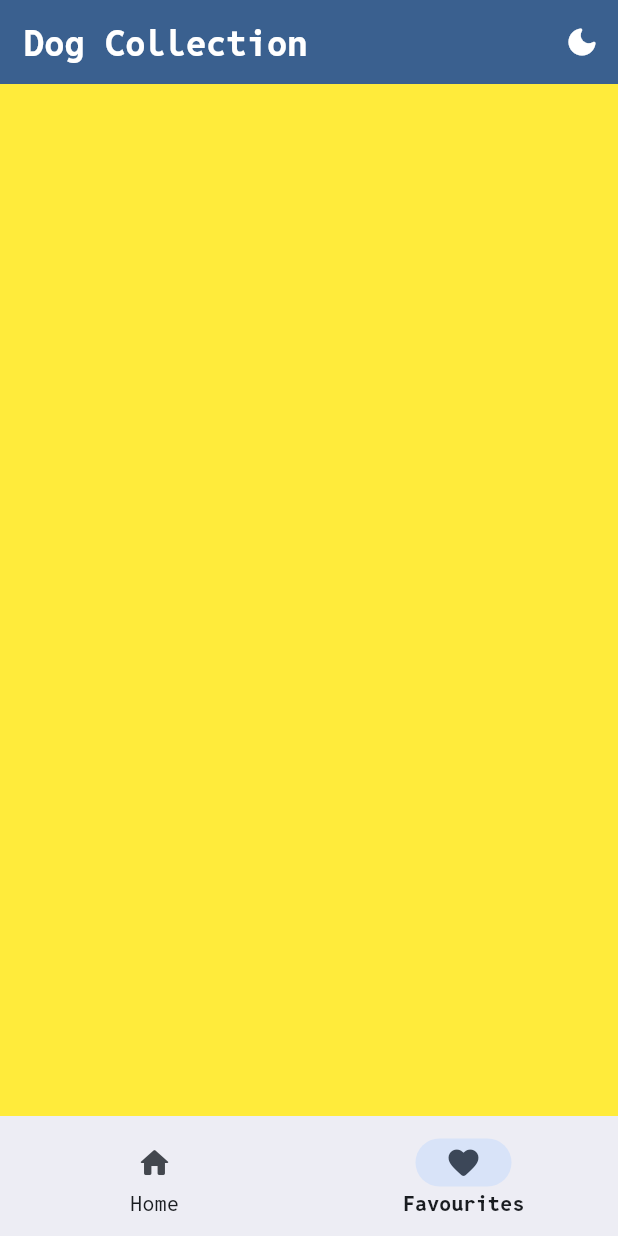
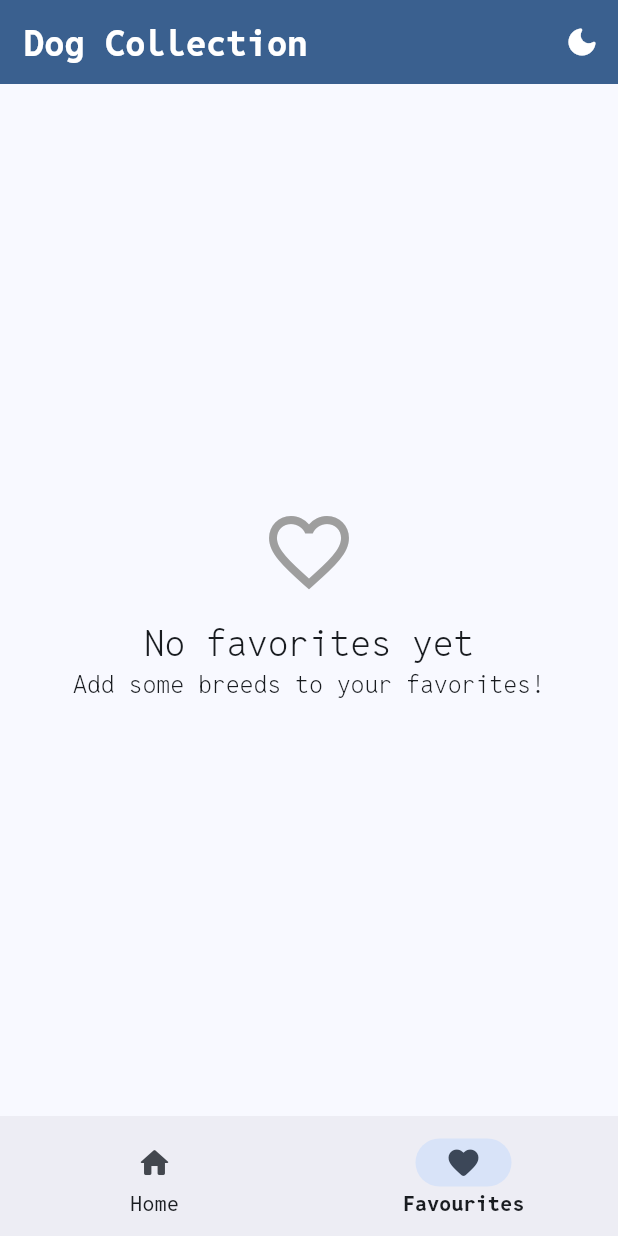
Before and after one commit to bongio94/amia_assignment, a Flutter app: the screen it shows after launch, item 2 of the bottom bar chosen, on a phone screen of 412 x 824 dp. Run offline on Flutter 3.47's test engine with Material 3 defaults, Android fonts, the phone set to English and light mode, and no system bars; our stand-ins replace flutter_riverpod, go_router, hive_flutter; accounts and stored records are empty.

Commit message:
feat: added favs page

```diff
--- a/lib/src/presentation/views/favs_view.dart
+++ b/lib/src/presentation/views/favs_view.dart
@@ -1,3 +1,6 @@
+import 'package:amia_assignment/src/data/hive_db.dart';
+import 'package:amia_assignment/src/presentation/theme/typography.dart';
+import 'package:amia_assignment/src/presentation/widgets/dog_details/breed_card.dart';
 import 'package:flutter/material.dart';
 import 'package:flutter_riverpod/flutter_riverpod.dart';
 
@@ -9,11 +12,39 @@ class FavouriteView extends ConsumerStatefulWidget {
 }
 
 class _FavouriteViewState extends ConsumerState<FavouriteView> {
-
   @override
   Widget build(BuildContext context) {
-    return Container(
-      color: Colors.yellow,
+    final favorites = ref.watch(favoritesProvider);
+
+    if (favorites.isEmpty) {
+      return const Center(
+        child: Column(
+          mainAxisAlignment: MainAxisAlignment.center,
+          children: [
+            Icon(Icons.favorite_border, size: 64, color: Colors.grey),
+            SizedBox(height: 16),
+            AppText.xl('No favorites yet', isLight: true),
+            SizedBox(height: 8),
+            AppText.m('Add some breeds to your favorites!', isLight: true),
+          ],
+        ),
+      );
+    }
+
+    return ListView.builder(
+      shrinkWrap: true,
+      itemCount: favorites.length,
+      itemBuilder: (context, index) {
+        final breed = favorites.keys.toList()[index];
+
+        return Padding(
+          padding: const EdgeInsets.all(8.0),
+          child: BreedTile(
+            breed: favorites.keys.toList()[index],
+            subBreeds: favorites[breed] ?? 0,
+          ),
+        );
+      },
     );
   }
 }
```
